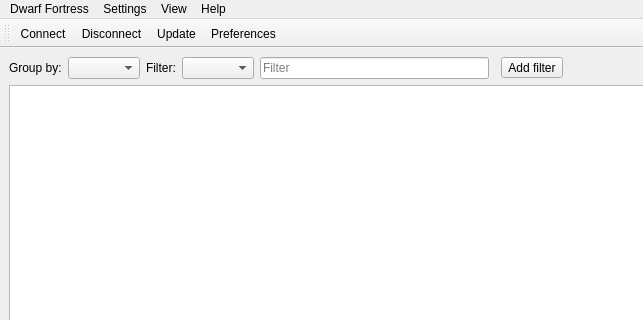
First picture: the form in ui/MainWindow.ui, repository cvuchener/df-workdetailtest, before the edit; both pictures show x 0 to 643 and y 0 to 320 of the 800 by 600 pixel window.
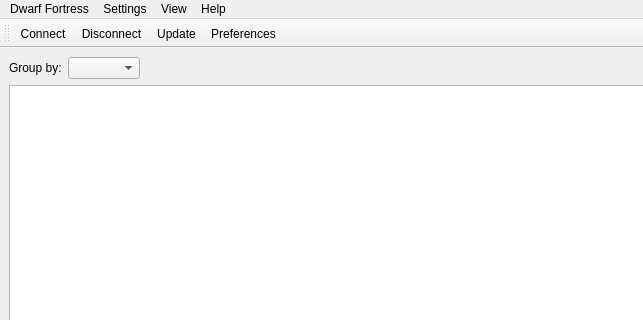
Second picture: the form after the edit. Icons and pictures are not drawn. Custom widgets are drawn as their Qt base class.

Commit message: Filters in toolbar

Patch:
```diff
--- a/ui/MainWindow.ui
+++ b/ui/MainWindow.ui
@@ -27,45 +27,6 @@
       <item>
        <widget class="QComboBox" name="group_by_cb"/>
       </item>
-      <item>
-       <widget class="QLabel" name="filter_label">
-        <property name="text">
-         <string>Filter:</string>
-        </property>
-       </widget>
-      </item>
-      <item>
-       <widget class="QComboBox" name="filter_type_cb"/>
-      </item>
-      <item>
-       <widget class="QLineEdit" name="filter_text">
-        <property name="placeholderText">
-         <string>Filter</string>
-        </property>
-        <property name="clearButtonEnabled">
-         <bool>true</bool>
-        </property>
-       </widget>
-      </item>
-      <item>
-       <widget class="FilterView" name="filter_view" native="true"/>
-      </item>
-      <item>
-       <widget class="QToolButton" name="filter_add_button">
-        <property name="toolTip">
-         <string>Add a new filter</string>
-        </property>
-        <property name="text">
-         <string>Add filter</string>
-        </property>
-        <property name="icon">
-         <iconset theme="list-add"/>
-        </property>
-        <property name="popupMode">
-         <enum>QToolButton::InstantPopup</enum>
-        </property>
-       </widget>
-      </item>
       <item>
        <spacer name="horizontalSpacer">
         <property name="orientation">
@@ -215,12 +176,6 @@
    <extends>QTreeView</extends>
    <header>GridView.h</header>
   </customwidget>
-  <customwidget>
-   <class>FilterView</class>
-   <extends>QWidget</extends>
-   <header>FilterView.h</header>
-   <container>1</container>
-  </customwidget>
  </customwidgets>
  <resources/>
  <connections/>
```
Left out of the diff: 11 changed lines with no effect on the pictures. The commit also changes 10 other files.
